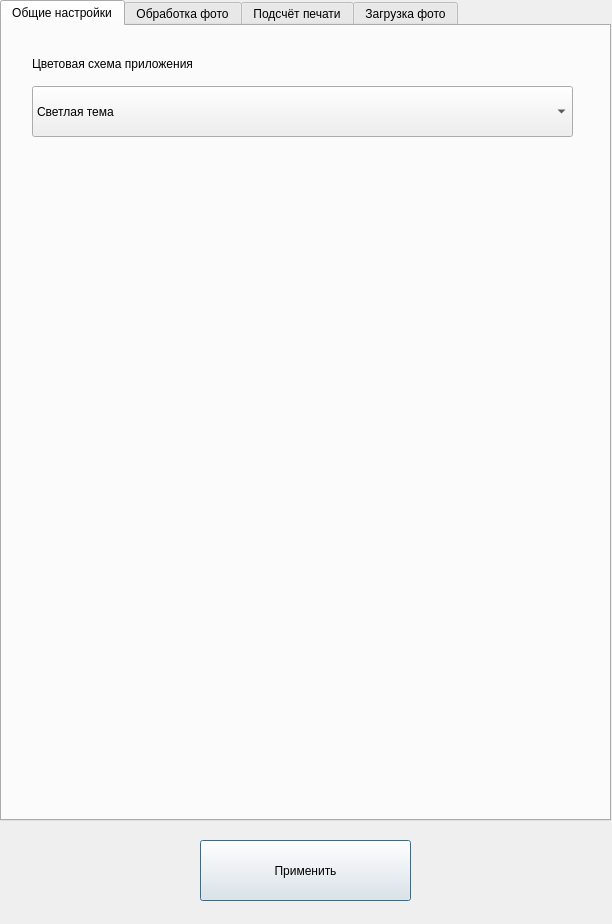
First picture: the form in cropper/ui/settings.ui, repository andrey-david/Sendy, before the edit.
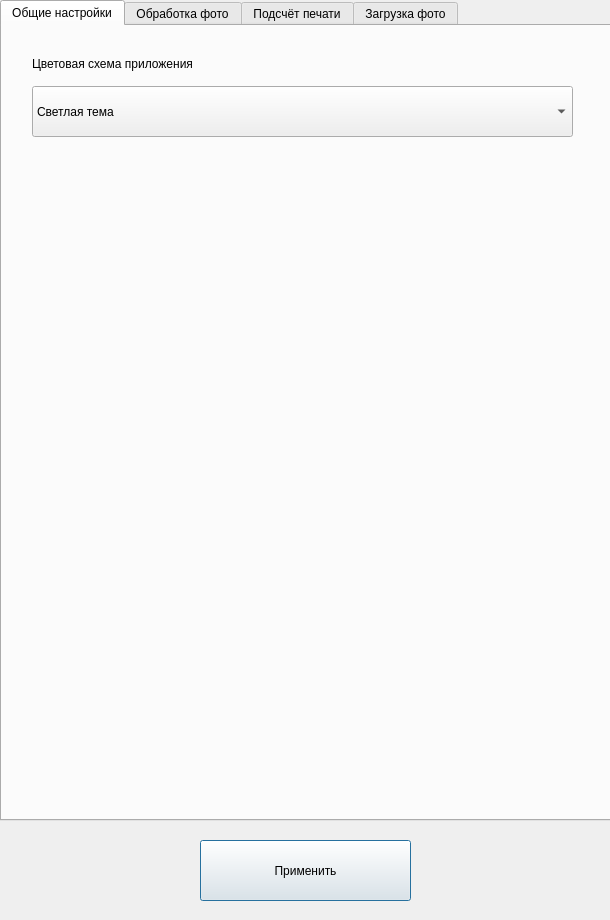
Second picture: the form after the edit.

Commit message: user can't change size of window now

What changed in the file:
```diff
--- a/cropper/ui/settings.ui
+++ b/cropper/ui/settings.ui
@@ -6,10 +6,22 @@
    <rect>
     <x>0</x>
     <y>0</y>
-    <width>612</width>
-    <height>924</height>
+    <width>610</width>
+    <height>920</height>
    </rect>
   </property>
+  <property name="minimumSize">
+   <size>
+    <width>610</width>
+    <height>920</height>
+   </size>
+  </property>
+  <property name="maximumSize">
+   <size>
+    <width>610</width>
+    <height>920</height>
+   </size>
+  </property>
   <property name="windowTitle">
    <string>Sendy Cropper - Settings</string>
   </property>
```
The commit also changes 5 other files.
